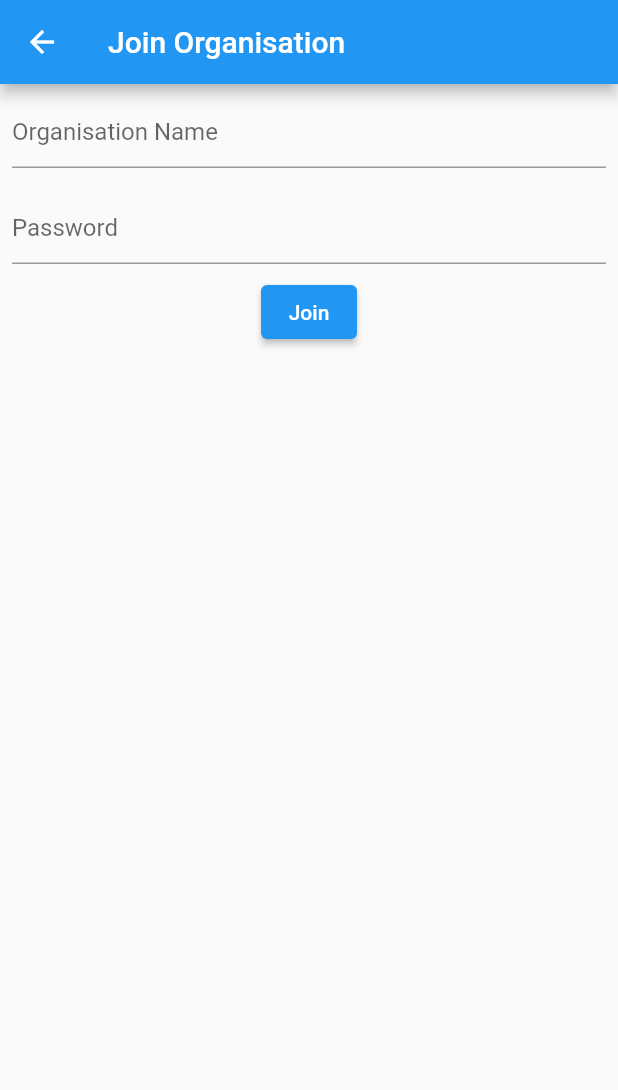
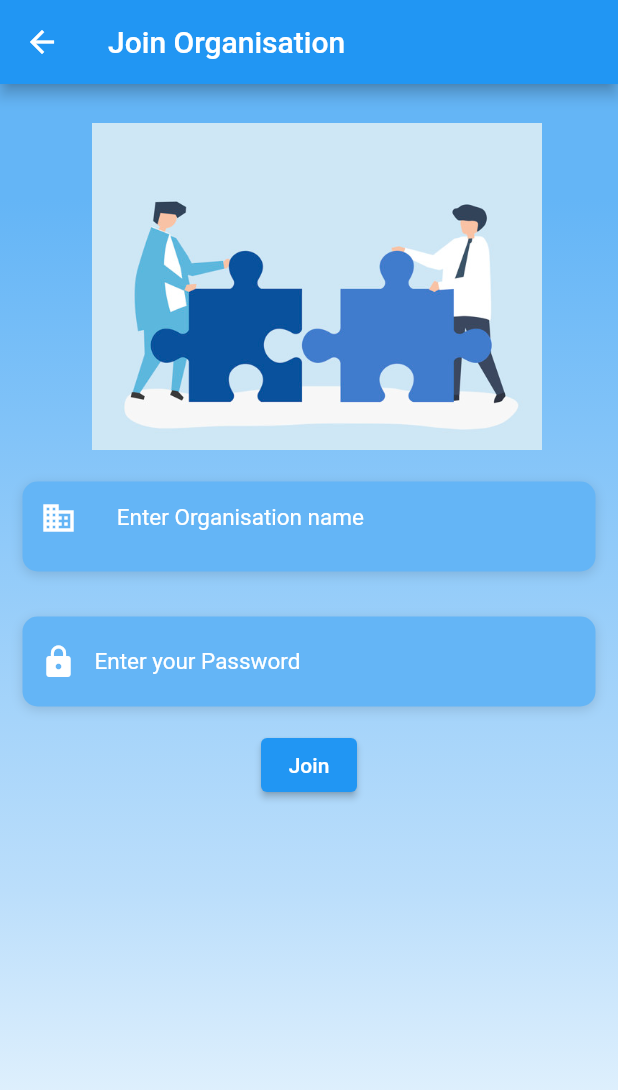
Before and after one commit to Bhavya-02022000/DeepBlue-UserApp, a Flutter app: the OrganizationButtons screen opened directly, after a tap on "Join Organisation", on a phone screen of 412 x 824 dp. Shown: the top 1090 px of the screen. Run offline on Flutter 3.47's test engine with Material 2 defaults, Android fonts, the phone set to English and light mode, and no system bars; our stand-ins replace firebase_auth, firebase_core, firebase_database, qr_flutter, shared_preferences; missing offline and left inert: flutter_plugin_pdf_viewer; accounts and stored records are empty.

Commit message:
ui changes done - working

```diff
--- a/lib/screens/joinOrganisation.dart
+++ b/lib/screens/joinOrganisation.dart
@@ -2,6 +2,7 @@ import 'package:firebase_auth/firebase_auth.dart';
 import 'package:firebase_database/firebase_database.dart';
 import 'package:flutter/cupertino.dart';
 import 'package:flutter/material.dart';
+import 'package:userapp/screens/constants.dart';
 
 class JoinOrganisationPage extends StatefulWidget {
   @override
@@ -18,13 +19,49 @@ class _JoinOrganisationPageState extends State<JoinOrganisationPage> {
       appBar: AppBar(
         title: Text('Join Organisation'),
       ),
-      body: Column(
+      body: Container(
+        height: double.infinity,
+        width: double.infinity,
+        decoration: BoxDecoration(
+          gradient: LinearGradient(
+            begin: Alignment.topCenter,
+            end: Alignment.bottomCenter,
+            colors: [
+              Color(0xFF64B5F6),
+              Color(0xFF90CAF9),
+              Color(0xFFBBDEFB),
+              Color(0xFFE3F2FD),
+            ],
+            stops: [0.1, 0.4, 0.7, 0.9],
+          ),
+        ),
+        child: Column(
           children: [
             Padding(
-            padding: const EdgeInsets.all(8.0),
+              padding: const EdgeInsets.only(left: 10, top: 20),
+              child: Image(
+                alignment: Alignment.center,
+                width: 300,
+                height: 230,
+                image: AssetImage('img/joinOrg1.jpg'),
+              ),
+            ),
+            Padding(
+              padding: const EdgeInsets.all(15.0),
+              child: Container(
+                height: 60.0,
+                decoration: kBoxDecorationStyle,
                 child: TextField(
-              keyboardType: TextInputType.emailAddress,
-              decoration: InputDecoration(hintText: 'Organisation Name'),
+                  decoration: InputDecoration(
+                    border: InputBorder.none,
+                    contentPadding: EdgeInsets.only(top: 14.0),
+                    prefixIcon: Icon(
+                      Icons.business_outlined,
+                      color: Colors.white,
+                    ),
+                    hintText: '    Enter Organisation name',
+                    hintStyle: TextStyle(fontSize: 15.0, color: Colors.white),
+                  ),
                   onChanged: (value) {
                     setState(() {
                       orgName = value.trim();
@@ -33,17 +70,32 @@ class _JoinOrganisationPageState extends State<JoinOrganisationPage> {
                   controller: fieldTextName,
                 ),
               ),
+            ),
             Padding(
-            padding: const EdgeInsets.all(8.0),
+              padding: const EdgeInsets.all(15.0),
+              child: Container(
+                alignment: Alignment.centerLeft,
+                height: 60.0,
+                decoration: kBoxDecorationStyle,
                 child: TextField(
                   obscureText: true,
-              decoration: InputDecoration(hintText: 'Password'),
+                  decoration: InputDecoration(
+                    border: InputBorder.none,
+                    contentPadding: EdgeInsets.only(top: 14.0),
+                    prefixIcon: Icon(
+                      Icons.lock,
+                      color: Colors.white,
+                    ),
+                    hintText: 'Enter your Password',
+                    hintStyle: TextStyle(fontSize: 15.0, color: Colors.white),
+                  ),
                   onChanged: (value) {
                     setState(() {
                       orgPassword = value.trim();
                     });
                   },
                   controller: fieldTextPassword,
+                ),
               ),
             ),
             Row(
@@ -148,6 +200,7 @@ class _JoinOrganisationPageState extends State<JoinOrganisationPage> {
             ),
           ],
         ),
+      ),
     );
   }
 }
--- a/lib/screens/organization.dart
+++ b/lib/screens/organization.dart
@@ -21,6 +21,7 @@ class OrganizationButtons extends StatelessWidget {
                 Column(
                   crossAxisAlignment: CrossAxisAlignment.start,
                   children: <Widget>[
+                    ImgClass(),
                     CreateOrganisationButton(),
                     JoinOrganisationButton()
                   ],
@@ -33,16 +34,36 @@ class OrganizationButtons extends StatelessWidget {
     );
   }
 }
+class ImgClass extends StatelessWidget {
+  @override
+  Widget build(BuildContext context) {
+    return Container(
+      child: Padding(
+              padding: const EdgeInsets.all(8.0),
+              child: Image(
+                alignment: Alignment.center,
+                width: 340,
+                height: 300,
+                image: AssetImage('img/org.jpg'),
+              ),
+            ),
+    );
+  }
+}
 
 class JoinOrganisationButton extends StatelessWidget {
   @override
   Widget build(BuildContext context) {
     return Padding(
-      padding: EdgeInsets.only(top: 8.0, bottom: 2.0, left: 5.0),
+      padding: EdgeInsets.all(10),
       child: Container(
-        width: MediaQuery.of(context).size.width * 0.43,
+        width: MediaQuery.of(context).size.width * 0.75,
         height: MediaQuery.of(context).size.height * 0.1,
-        child: ElevatedButton(
+        child: Padding(
+          padding: const EdgeInsets.only(left:20),
+          child: RaisedButton(
+              shape:
+                  RoundedRectangleBorder(borderRadius: BorderRadius.circular(25)),
               onPressed: () {
                 Navigator.of(context).push(MaterialPageRoute(
                   builder: (context) => JoinOrganisationPage(),
@@ -51,13 +72,10 @@ class JoinOrganisationButton extends StatelessWidget {
               child: Column(
                 mainAxisAlignment: MainAxisAlignment.spaceAround,
                 children: <Widget>[
-                // Image(
-                //   alignment: Alignment.center,
-                //   image: AssetImage('img/QR.jpg'),
-                // ),
                   Text('Join Organisation'),
                 ],
               )),
+        ),
       ),
     );
   }
@@ -71,22 +89,13 @@ class CreateOrganisationButton extends StatelessWidget {
         physics: AlwaysScrollableScrollPhysics(),
         child: Column(
           children: [
-            // Padding(
-            //   padding: const EdgeInsets.all(8.0),
-            //   child: Image(
-            //     alignment: Alignment.center,
-            //     width: 340,
-            //     height: 300,
-            //     // width: MediaQuery.of(context).size.width * 0.75,
-            //     // height: MediaQuery.of(context).size.height * 0.75,
-            //     image: AssetImage('img/joinOrg1.jpg'),
-            //   ),
-            // ),
             Padding(
               padding: EdgeInsets.all(10),
               child: Container(
                 width: MediaQuery.of(context).size.width * 0.75,
                 height: MediaQuery.of(context).size.height * 0.1,
+                child: Padding(
+                  padding: const EdgeInsets.only(left:20),
                   child: RaisedButton(
                       shape: RoundedRectangleBorder(
                           borderRadius: BorderRadius.circular(25)),
@@ -103,6 +112,7 @@ class CreateOrganisationButton extends StatelessWidget {
                       )),
                 ),
               ),
+            ),
           ],
         ),
       ),
--- a/lib/screens/pdfpage.dart
+++ b/lib/screens/pdfpage.dart
@@ -41,7 +41,7 @@ class PdfViewerState extends State<PdfViewer> {
             Flexible(
               flex: 8,
               child: isLoading
-                  ? CircularProgressIndicator()
+                  ? Center(child: CircularProgressIndicator())
                   : PDFViewer(
                       document: doc,
                     ),
```
Also changed, not shown: lib/screens/adminFeatureButton.dart (+35 -18 lines), lib/screens/home.dart (+3 -4 lines), img/details.jpg (added), img/org.jpg (added). Lines whose indentation alone changed are shown as unchanged.
